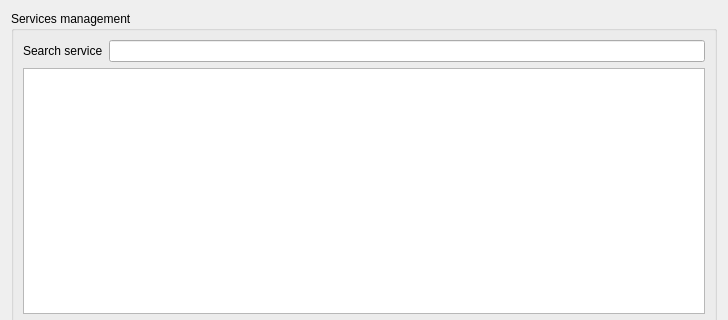
Qt form src/gui/servicemanagement.ui (kratos83/CondresControlCenter) before a commit; both pictures show x 0 to 728 and y 0 to 320 of the 728 by 521 pixel window.
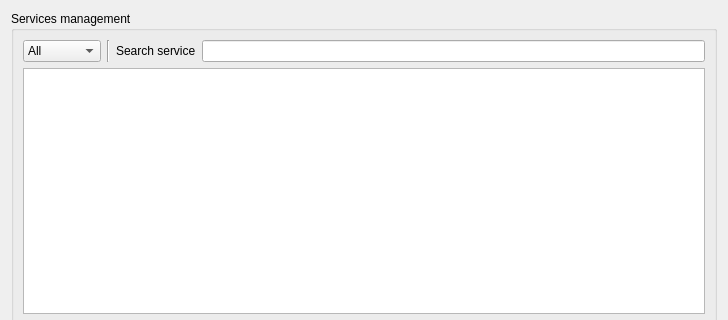
The same form after that commit. Icons and pictures are not drawn.

Commit message: Add select services

```diff
--- a/src/gui/servicemanagement.ui
+++ b/src/gui/servicemanagement.ui
@@ -18,23 +18,32 @@
      </property>
      <layout class="QGridLayout" name="gridLayout_2">
       <item row="0" column="0">
+       <widget class="QComboBox" name="comboBoxState">
+        <item>
+         <property name="text">
+          <string>All</string>
+         </property>
+        </item>
+        <item>
+         <property name="text">
+          <string>Enabled</string>
+         </property>
+        </item>
+        <item>
+         <property name="text">
+          <string>Disabled</string>
+         </property>
+        </item>
+       </widget>
+      </item>
+      <item row="0" column="2">
        <widget class="QLabel" name="label">
         <property name="text">
          <string>Search service</string>
         </property>
        </widget>
       </item>
-      <item row="0" column="1">
-       <widget class="QLineEdit" name="lineEditService">
-        <property name="clearButtonEnabled">
-         <bool>true</bool>
-        </property>
-       </widget>
-      </item>
-      <item row="1" column="0" colspan="2">
-       <widget class="QTableView" name="tableView"/>
-      </item>
-      <item row="2" column="0" colspan="2">
+      <item row="2" column="0" colspan="4">
        <widget class="QTextEdit" name="textEdit">
         <property name="minimumSize">
          <size>
@@ -56,6 +65,23 @@
         </property>
        </widget>
       </item>
+      <item row="0" column="3">
+       <widget class="QLineEdit" name="lineEditService">
+        <property name="clearButtonEnabled">
+         <bool>true</bool>
+        </property>
+       </widget>
+      </item>
+      <item row="1" column="0" colspan="4">
+       <widget class="QTableView" name="tableView"/>
+      </item>
+      <item row="0" column="1">
+       <widget class="Line" name="line">
+        <property name="orientation">
+         <enum>Qt::Vertical</enum>
+        </property>
+       </widget>
+      </item>
      </layout>
     </widget>
    </item>
```
Left out of the diff: 1 changed line with no effect on the pictures. The commit also changes 1 other file.
